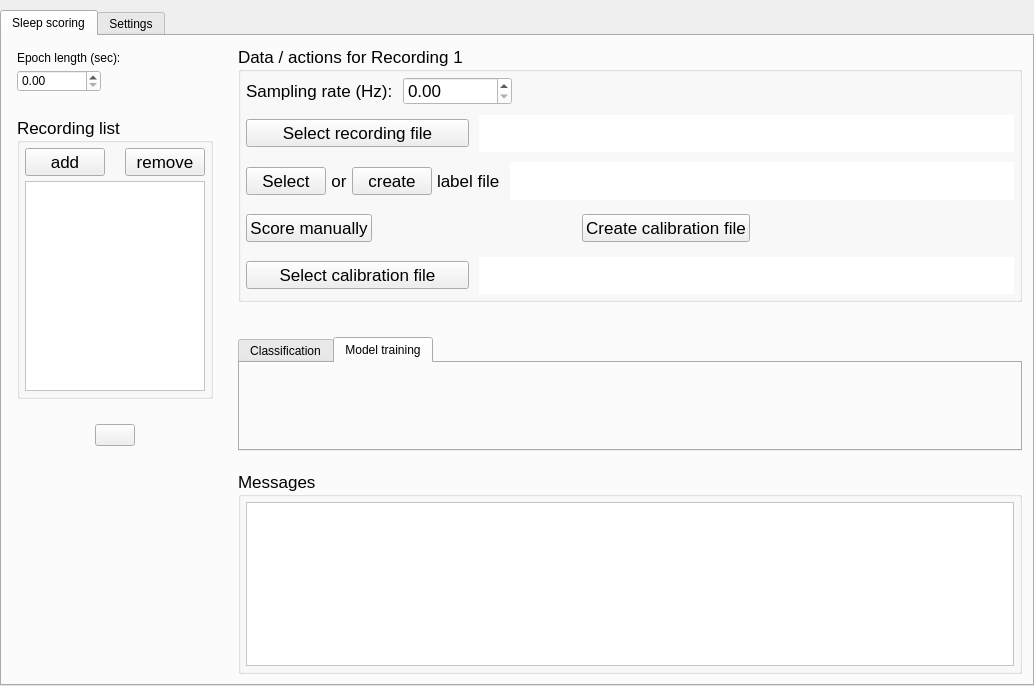
First picture: the form in accusleepy/gui/primary_window.ui, repository zekebarger/AccuSleePy, before the edit.
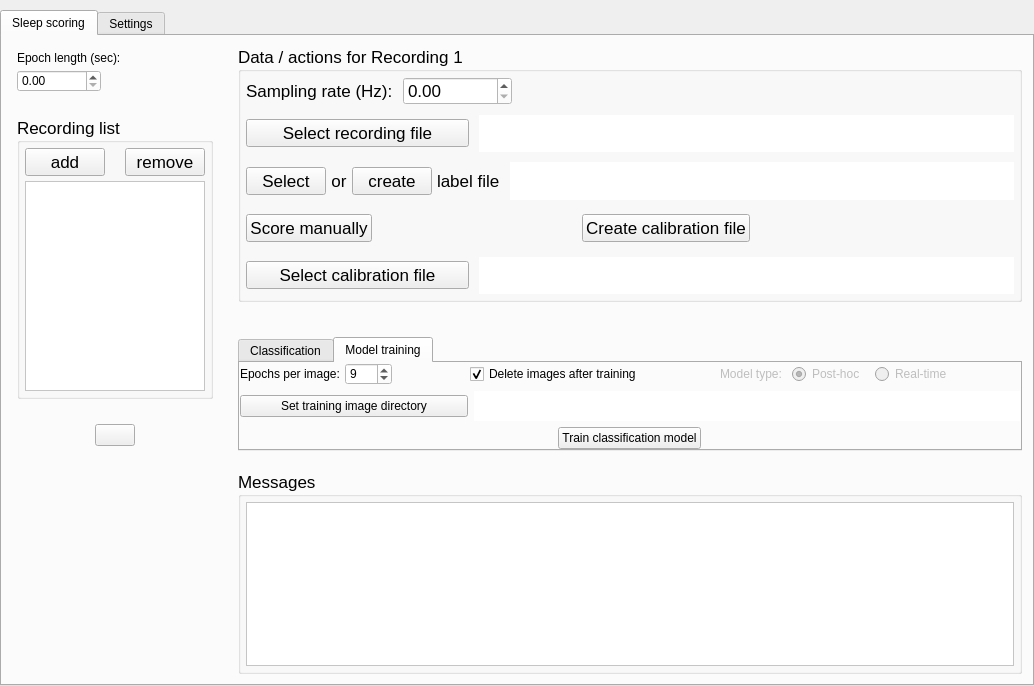
Second picture: the form after the edit. The open tabs and pages were chosen to show the change. Icons and pictures are not drawn.

Commit message: UI elements for model training

The edit to the form file:
```diff
--- a/accusleepy/gui/primary_window.ui
+++ b/accusleepy/gui/primary_window.ui
@@ -685,7 +685,262 @@
                  <number>0</number>
                 </property>
                 <item row="0" column="0">
-                 <layout class="QGridLayout" name="gridLayout_6"/>
+                 <layout class="QGridLayout" name="model_training_layout" rowstretch="1,1,1">
+                  <item row="0" column="0">
+                   <layout class="QHBoxLayout" name="top_training_layout" stretch="2,1,2,1,3,1">
+                    <property name="spacing">
+                     <number>10</number>
+                    </property>
+                    <item>
+                     <layout class="QHBoxLayout" name="horizontalLayout_5">
+                      <property name="spacing">
+                       <number>5</number>
+                      </property>
+                      <item>
+                       <widget class="QLabel" name="label">
+                        <property name="sizePolicy">
+                         <sizepolicy hsizetype="Fixed" vsizetype="Fixed">
+                          <horstretch>0</horstretch>
+                          <verstretch>0</verstretch>
+                         </sizepolicy>
+                        </property>
+                        <property name="text">
+                         <string>Epochs per image:</string>
+                        </property>
+                       </widget>
+                      </item>
+                      <item>
+                       <widget class="QSpinBox" name="spinBox">
+                        <property name="sizePolicy">
+                         <sizepolicy hsizetype="Fixed" vsizetype="Fixed">
+                          <horstretch>0</horstretch>
+                          <verstretch>0</verstretch>
+                         </sizepolicy>
+                        </property>
+                        <property name="styleSheet">
+                         <string notr="true">background-color: white;</string>
+                        </property>
+                        <property name="minimum">
+                         <number>1</number>
+                        </property>
+                        <property name="maximum">
+                         <number>999</number>
+                        </property>
+                        <property name="value">
+                         <number>9</number>
+                        </property>
+                       </widget>
+                      </item>
+                     </layout>
+                    </item>
+                    <item>
+                     <spacer name="horizontalSpacer">
+                      <property name="orientation">
+                       <enum>Qt::Orientation::Horizontal</enum>
+                      </property>
+                      <property name="sizeType">
+                       <enum>QSizePolicy::Policy::Preferred</enum>
+                      </property>
+                      <property name="sizeHint" stdset="0">
+                       <size>
+                        <width>10</width>
+                        <height>5</height>
+                       </size>
+                      </property>
+                     </spacer>
+                    </item>
+                    <item>
+                     <widget class="QCheckBox" name="delete_image_box">
+                      <property name="sizePolicy">
+                       <sizepolicy hsizetype="Fixed" vsizetype="Fixed">
+                        <horstretch>0</horstretch>
+                        <verstretch>0</verstretch>
+                       </sizepolicy>
+                      </property>
+                      <property name="text">
+                       <string>Delete images after training</string>
+                      </property>
+                      <property name="checked">
+                       <bool>true</bool>
+                      </property>
+                     </widget>
+                    </item>
+                    <item>
+                     <spacer name="horizontalSpacer_6">
+                      <property name="orientation">
+                       <enum>Qt::Orientation::Horizontal</enum>
+                      </property>
+                      <property name="sizeType">
+                       <enum>QSizePolicy::Policy::Preferred</enum>
+                      </property>
+                      <property name="sizeHint" stdset="0">
+                       <size>
+                        <width>10</width>
+                        <height>5</height>
+                       </size>
+                      </property>
+                     </spacer>
+                    </item>
+                    <item>
+                     <layout class="QHBoxLayout" name="horizontalLayout_6" stretch="2,3,3">
+                      <item>
+                       <widget class="QLabel" name="label_2">
+                        <property name="enabled">
+                         <bool>false</bool>
+                        </property>
+                        <property name="sizePolicy">
+                         <sizepolicy hsizetype="Fixed" vsizetype="Fixed">
+                          <horstretch>0</horstretch>
+                          <verstretch>0</verstretch>
+                         </sizepolicy>
+                        </property>
+                        <property name="text">
+                         <string>Model type:</string>
+                        </property>
+                       </widget>
+                      </item>
+                      <item>
+                       <widget class="QRadioButton" name="post_hoc_button">
+                        <property name="enabled">
+                         <bool>false</bool>
+                        </property>
+                        <property name="sizePolicy">
+                         <sizepolicy hsizetype="Fixed" vsizetype="Fixed">
+                          <horstretch>0</horstretch>
+                          <verstretch>0</verstretch>
+                         </sizepolicy>
+                        </property>
+                        <property name="text">
+                         <string>Post-hoc</string>
+                        </property>
+                        <property name="checked">
+                         <bool>true</bool>
+                        </property>
+                       </widget>
+                      </item>
+                      <item>
+                       <widget class="QRadioButton" name="real_time_button">
+                        <property name="enabled">
+                         <bool>false</bool>
+                        </property>
+                        <property name="sizePolicy">
+                         <sizepolicy hsizetype="Fixed" vsizetype="Fixed">
+                          <horstretch>0</horstretch>
+                          <verstretch>0</verstretch>
+                         </sizepolicy>
+                        </property>
+                        <property name="text">
+                         <string>Real-time</string>
+                        </property>
+                       </widget>
+                      </item>
+                     </layout>
+                    </item>
+                    <item>
+                     <spacer name="horizontalSpacer_3">
+                      <property name="orientation">
+                       <enum>Qt::Orientation::Horizontal</enum>
+                      </property>
+                      <property name="sizeType">
+                       <enum>QSizePolicy::Policy::Preferred</enum>
+                      </property>
+                      <property name="sizeHint" stdset="0">
+                       <size>
+                        <width>10</width>
+                        <height>5</height>
+                       </size>
+                      </property>
+                     </spacer>
+                    </item>
+                   </layout>
+                  </item>
+                  <item row="2" column="0">
+                   <layout class="QHBoxLayout" name="bottom_training_layout">
+                    <item>
+                     <spacer name="horizontalSpacer_7">
+                      <property name="orientation">
+                       <enum>Qt::Orientation::Horizontal</enum>
+                      </property>
+                      <property name="sizeType">
+                       <enum>QSizePolicy::Policy::Preferred</enum>
+                      </property>
+                      <property name="sizeHint" stdset="0">
+                       <size>
+                        <width>10</width>
+                        <height>5</height>
+                       </size>
+                      </property>
+                     </spacer>
+                    </item>
+                    <item>
+                     <widget class="QPushButton" name="train_model_button">
+                      <property name="sizePolicy">
+                       <sizepolicy hsizetype="Fixed" vsizetype="Fixed">
+                        <horstretch>0</horstretch>
+                        <verstretch>0</verstretch>
+                       </sizepolicy>
+                      </property>
+                      <property name="text">
+                       <string>Train classification model</string>
+                      </property>
+                     </widget>
+                    </item>
+                    <item>
+                     <spacer name="horizontalSpacer_8">
+                      <property name="orientation">
+                       <enum>Qt::Orientation::Horizontal</enum>
+                      </property>
+                      <property name="sizeType">
+                       <enum>QSizePolicy::Policy::Preferred</enum>
+                      </property>
+                      <property name="sizeHint" stdset="0">
+                       <size>
+                        <width>10</width>
+                        <height>5</height>
+                       </size>
+                      </property>
+                     </spacer>
+                    </item>
+                   </layout>
+                  </item>
+                  <item row="1" column="0">
+                   <layout class="QHBoxLayout" name="middle_training_layout" stretch="5,12">
+                    <item>
+                     <layout class="QHBoxLayout" name="horizontalLayout_2">
+                      <item>
+                       <widget class="QPushButton" name="training_folder_button">
+                        <property name="sizePolicy">
+                         <sizepolicy hsizetype="Preferred" vsizetype="Fixed">
+                          <horstretch>0</horstretch>
+                          <verstretch>0</verstretch>
+                         </sizepolicy>
+                        </property>
+                        <property name="text">
+                         <string>Set training image directory</string>
+                        </property>
+                       </widget>
+                      </item>
+                     </layout>
+                    </item>
+                    <item>
+                     <widget class="QLabel" name="image_folder_label">
+                      <property name="sizePolicy">
+                       <sizepolicy hsizetype="Ignored" vsizetype="Preferred">
+                        <horstretch>0</horstretch>
+                        <verstretch>0</verstretch>
+                       </sizepolicy>
+                      </property>
+                      <property name="styleSheet">
+                       <string notr="true">background-color: white;</string>
+                      </property>
+                      <property name="text">
+                       <string/>
+                      </property>
+                     </widget>
+                    </item>
+                   </layout>
+                  </item>
+                 </layout>
                 </item>
                </layout>
               </widget>
```
The commit also changes 1 other file.
